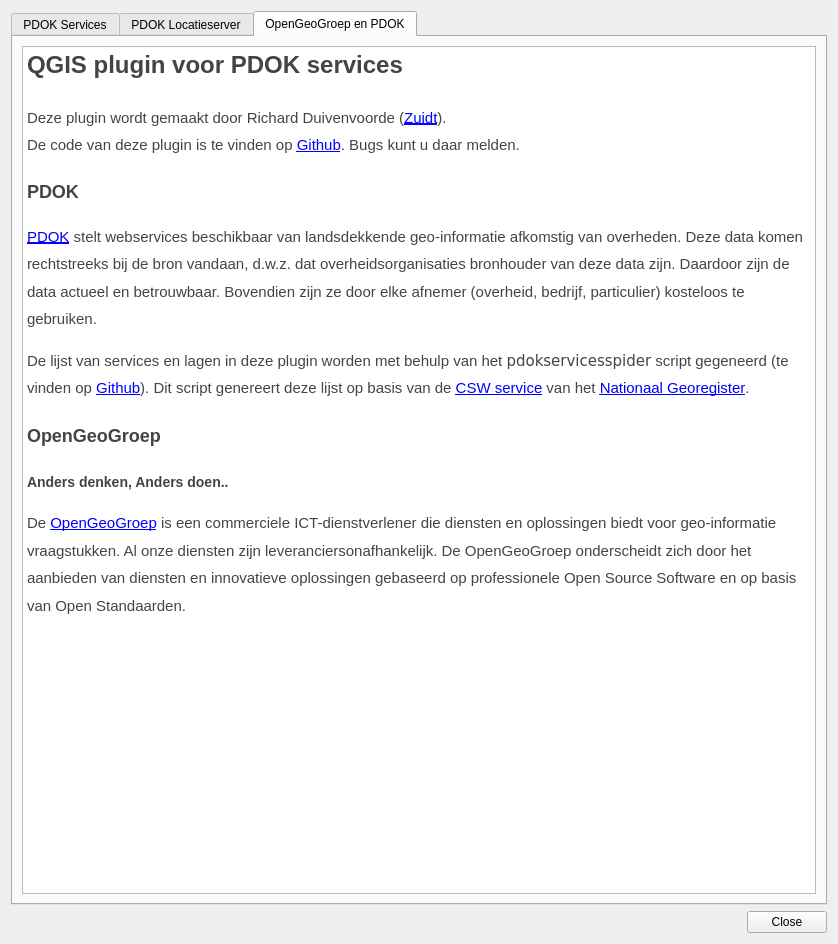
Old version of the form pdokservicesplugin/ui_pdokservicesplugindialog.ui in the repository rduivenvoorde/pdokservicesplugin.
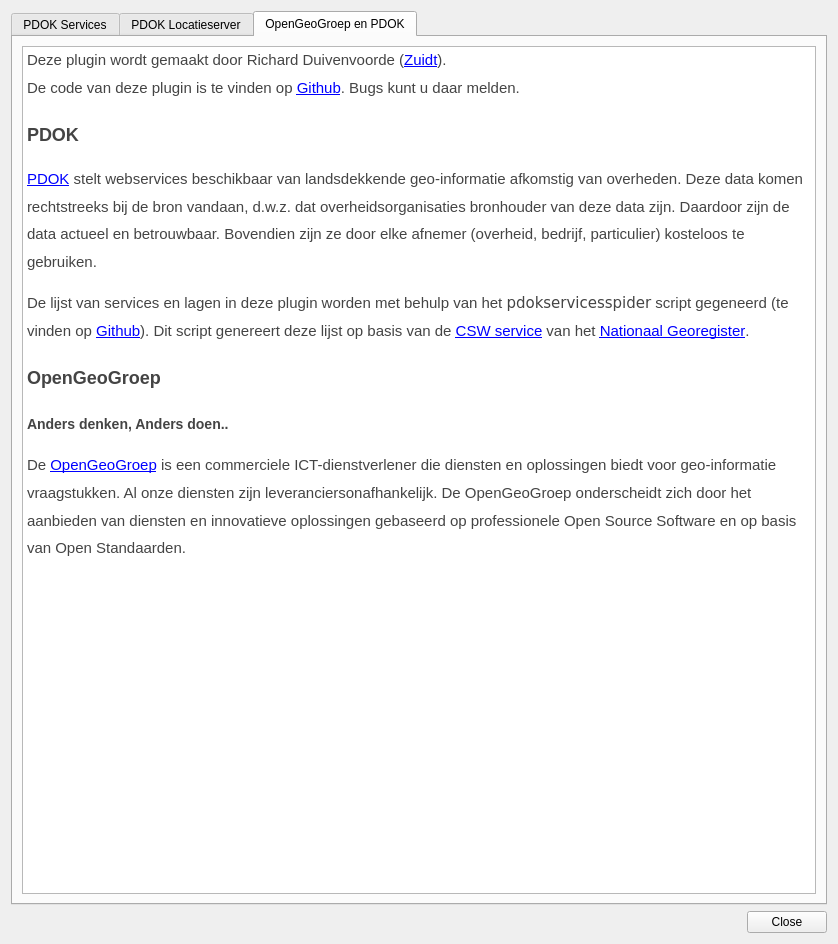
New version of the form. The open tabs and pages were chosen to show the change. Icons and pictures are not drawn.

Commit message: fix missing resource import

Patch:
```diff
--- a/pdokservicesplugin/ui_pdokservicesplugindialog.ui
+++ b/pdokservicesplugin/ui_pdokservicesplugindialog.ui
@@ -346,7 +346,6 @@
 &lt;/head&gt;
 
 &lt;body&gt;
-  &lt;h1&gt;QGIS plugin voor PDOK services&lt;/h1&gt;
   &lt;p&gt;
     Deze plugin wordt gemaakt door Richard Duivenvoorde (&lt;a href=&quot;http://www.zuidt.nl&quot;&gt;Zuidt&lt;/a&gt;).
     &lt;br&gt;
@@ -372,7 +371,7 @@
 
   &lt;h2&gt;OpenGeoGroep&lt;/h2&gt;
   &lt;h3&gt;Anders denken, Anders doen..&lt;/h3&gt;
-  &lt;p&gt;&lt;img src=&quot;:/plugins/pdokservicesplugin/ogg.gif&quot; align=&quot;left&quot; /&gt;De &lt;a
+  &lt;p&gt;&lt;img src=&quot;:/plugins/pdokservicesplugin/resources/ogg.gif&quot; align=&quot;left&quot; /&gt;De &lt;a
       href=&quot;http://www.opengeogroep.nl&quot;&gt;OpenGeoGroep&lt;/a&gt; is een
     commerciele ICT-dienstverlener die diensten en oplossingen biedt voor geo-informatie vraagstukken. Al onze diensten
     zijn leveranciersonafhankelijk. De OpenGeoGroep onderscheidt zich door het aanbieden van diensten en innovatieve
```
The commit also changes 5 other files.
